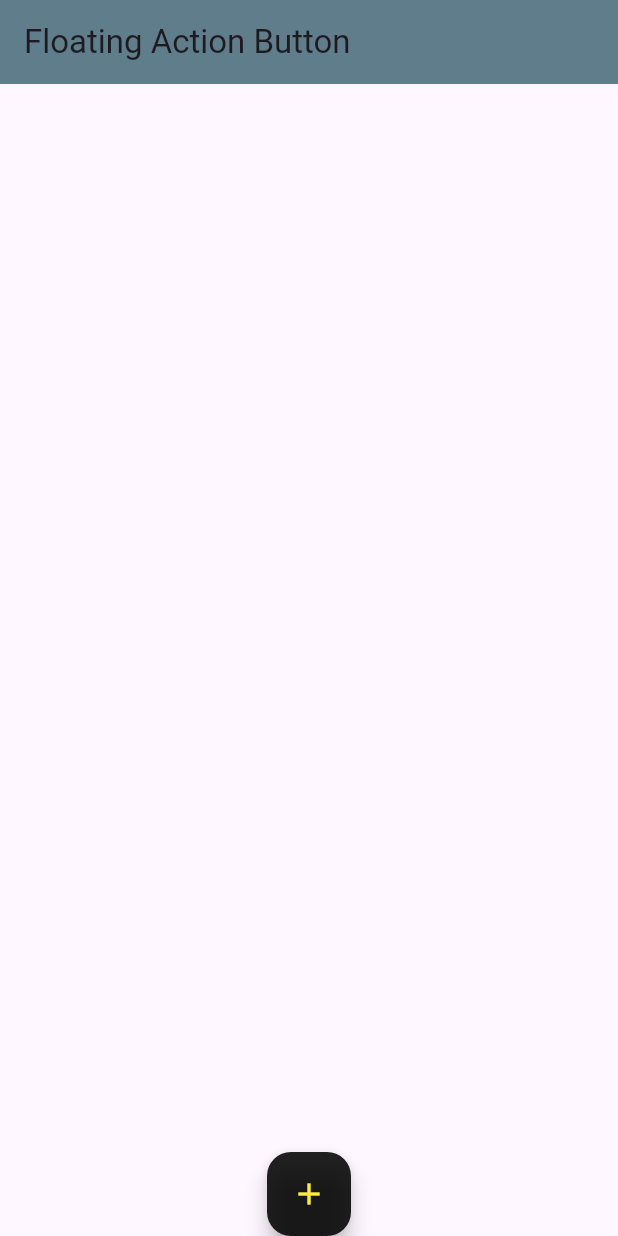
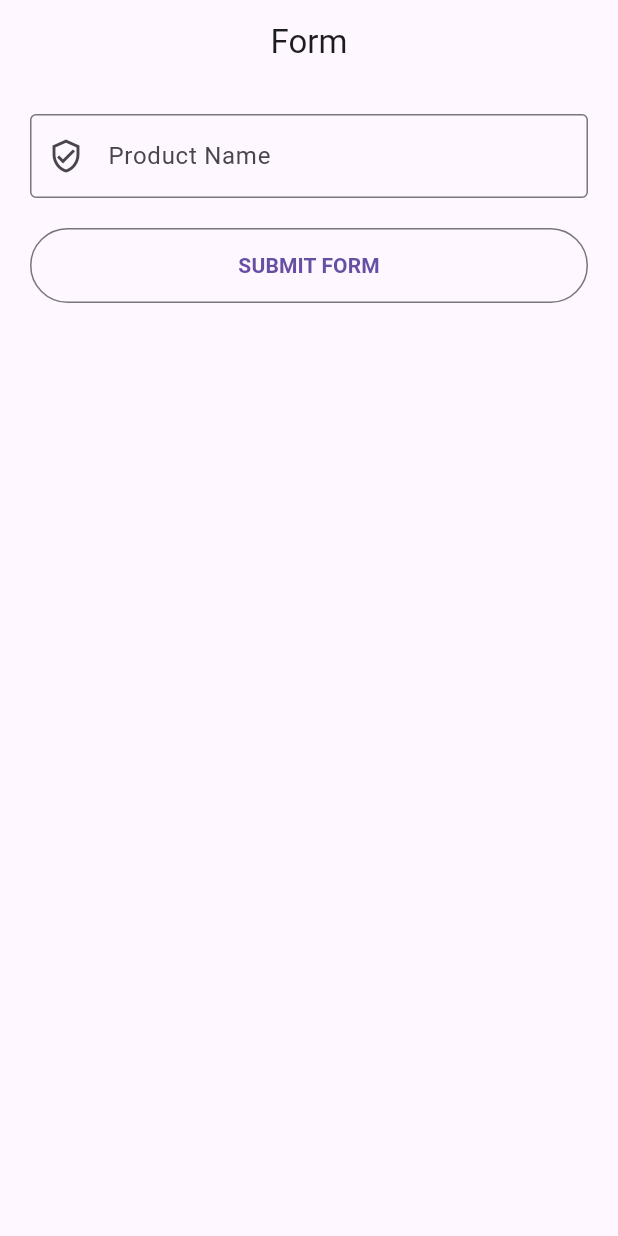
Before and after one commit to asparagusD/codedump, a Flutter app: the screen it shows after launch, on a phone screen of 412 x 824 dp. Run offline on Flutter 3.47's test engine with Material 3 defaults, Android fonts, the phone set to English and light mode, and no system bars.

Commit message:
codedump day3

```diff
--- /dev/null
+++ b/dump1/lib/form.dart
@@ -0,0 +1,71 @@
+import 'package:dump1/details.dart';
+import 'package:flutter/material.dart';
+
+class MyForm extends StatefulWidget {
+  const MyForm({super.key});
+
+  @override
+  State<MyForm> createState() => _MyFormState();
+}
+
+class _MyFormState extends State<MyForm> {
+
+  var _productName;
+  final _productController = TextEditingController();
+
+  @override
+  void dispose() {
+    _productController.dispose();
+    super.dispose();
+  }
+
+  void _updateText() {
+
+  }
+
+  @override
+  Widget build(BuildContext context) {
+    return Scaffold(
+      appBar: AppBar(
+        title: const Text("Form"),
+        centerTitle: true,
+      ),
+      body: Container(
+        padding: EdgeInsets.all(20),
+        child: ListView(
+          children: [
+
+            TextFormField(
+              controller: _productController,
+              decoration: InputDecoration(
+                labelText: 'Product Name',
+                prefixIcon: Icon(Icons.verified_user_outlined),
+                border: OutlineInputBorder(),
+              ),
+            ),
+            SizedBox(height: 20,),
+            myBtn(context),
+          ],
+        ),
+      )
+    );
+  }
+
+  OutlinedButton myBtn(BuildContext context) {
+    return OutlinedButton(
+        onPressed: () {
+          Navigator.push(
+            context,
+            MaterialPageRoute(builder: (context) {
+              return Details(productName: _productController.text,);
+            }),
+          );
+        },
+        child: Text(
+          "Submit Form".toUpperCase(),
+          style: const TextStyle(fontWeight: FontWeight.bold),
+        ),
+        style: OutlinedButton.styleFrom(minimumSize: const Size(200, 50)),
+      );
+  }
+}
--- a/dump1/lib/main.dart
+++ b/dump1/lib/main.dart
@@ -1,5 +1,4 @@
-
-import 'package:dump1/screens/home.dart';
+import 'package:dump1/form.dart';
 import 'package:flutter/material.dart';
 
 void main() {
@@ -11,11 +10,11 @@ class MyApp extends StatelessWidget {
 
   @override
   Widget build(BuildContext context) {
-    return  MaterialApp(
-      title: 'My Flutter App',
-      themeMode: ThemeMode.system,
+    return MaterialApp(
       debugShowCheckedModeBanner: false,
-      home: Home(),
+      title: "3.2 Flutter Push Pop",
+      theme: ThemeData.light(),
+      home: MyForm(),
     );
   }
 }
--- a/dump1/lib/screens/home.dart
+++ /dev/null
@@ -1,38 +0,0 @@
-import 'package:flutter/material.dart';
-
-class Home extends StatelessWidget {
-  Home({super.key});
-
-  List<String> products = ["Bed", "Sofa", "Chair"];
-  List<String> productDetails = [
-    "King Size Bed",
-    "King Size Sofa",
-    "Wooden Chair",
-  ];
-  List<int> price = [3000, 2500, 1860];
-
-  @override
-  Widget build(BuildContext context) {
-    return Scaffold(
-      appBar: AppBar(
-        title: Text("Floating Action Button"),
-        backgroundColor: Colors.blueGrey,
-      ),
-      floatingActionButtonLocation: FloatingActionButtonLocation.centerDocked,
-      floatingActionButton: FloatingActionButton(
-        onPressed: () {
-
-        },
-        child: Icon(Icons.add),
-        backgroundColor: Colors.black87,
-        foregroundColor: Colors.yellow,
-        // elevation: 0,
-        // shape: BeveledRectangleBorder(
-        //   borderRadius: BorderRadius.circular(20),
-        //   side: BorderSide(color: Colors.blue, width: 2, style: BorderStyle.solid),
-        // ),
-        // mini: true,
-      ),
-    );
-  }
-}
```
Also changed, not shown: dump1/lib/details.dart (added, +33 -0 lines), dump1/lib/screens/Dashboard.dart (deleted, +0 -43 lines), dump1/pubspec.yaml (+3 -5 lines), dump1/pubspec.lock, 2 other files.
